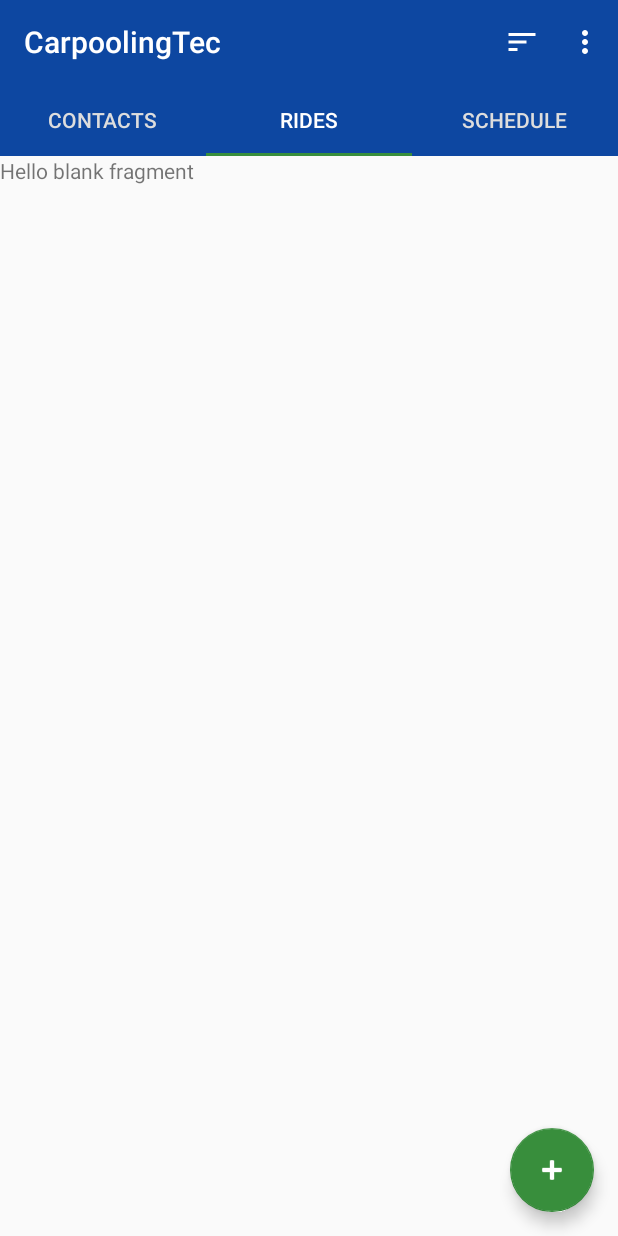
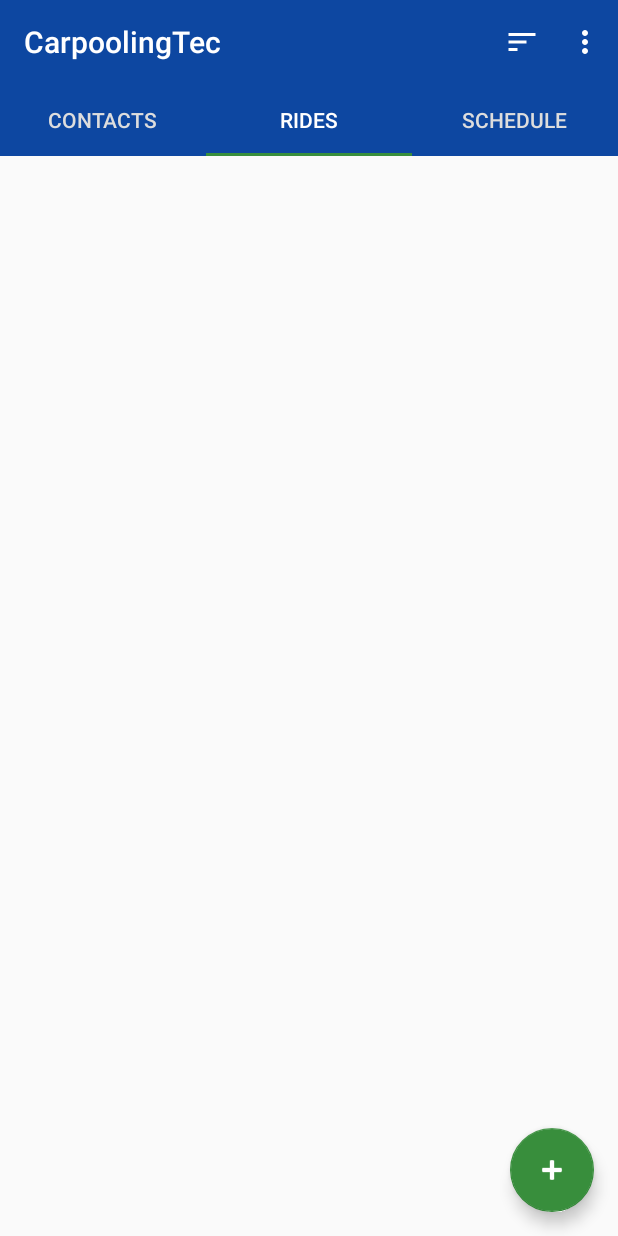
Before and after one commit to SilvaMtz/Carpooling, an Android app: the screen it shows after launch (MainActivity), tab 2 chosen, on a phone screen of 412 x 824 dp. Run offline under Robolectric (Android 15) with nearby library versions, the phone set to English and light mode, and no system bars; our stand-ins replace ButterKnife.

Commit message:
Add views to RidesFragment

```diff
--- a/CarpoolingTec/app/src/main/java/itesm/mx/carpoolingtec/rides/RidesFragment.java
+++ b/CarpoolingTec/app/src/main/java/itesm/mx/carpoolingtec/rides/RidesFragment.java
@@ -2,14 +2,25 @@ package itesm.mx.carpoolingtec.rides;
 
 import android.os.Bundle;
 import android.support.v4.app.Fragment;
+import android.support.v4.widget.SwipeRefreshLayout;
+import android.support.v7.widget.RecyclerView;
 import android.view.LayoutInflater;
 import android.view.Menu;
 import android.view.View;
 import android.view.ViewGroup;
 
+import butterknife.BindView;
+import butterknife.ButterKnife;
+import butterknife.Unbinder;
 import itesm.mx.carpoolingtec.R;
 
-public class RidesFragment extends Fragment implements RidesView{
+public class RidesFragment extends Fragment implements RidesView,
+        SwipeRefreshLayout.OnRefreshListener{
+
+    @BindView(R.id.swipeRefreshLayout) SwipeRefreshLayout swipeRefreshLayout;
+    @BindView(R.id.rv_rides) RecyclerView recyclerView;
+
+    private Unbinder unbinder;
 
     public RidesFragment() {
         // Required empty public constructor
@@ -34,8 +45,18 @@ public class RidesFragment extends Fragment implements RidesView{
     @Override
     public View onCreateView(LayoutInflater inflater, ViewGroup container,
                              Bundle savedInstanceState) {
-        // Inflate the layout for this fragment
-        return inflater.inflate(R.layout.fragment_rides, container, false);
+        View view = inflater.inflate(R.layout.fragment_rides, container, false);
+        unbinder = ButterKnife.bind(this, view);
+
+        swipeRefreshLayout.setOnRefreshListener(this);
+
+        return view;
+    }
+
+    @Override
+    public void onDestroyView() {
+        super.onDestroyView();
+        unbinder.unbind();
     }
 
     @Override
@@ -62,4 +83,9 @@ public class RidesFragment extends Fragment implements RidesView{
     public void showErrorLoadingRidesToast() {
 
     }
+
+    @Override
+    public void onRefresh() {
+
+    }
 }
--- a/CarpoolingTec/app/src/main/res/layout/fragment_rides.xml
+++ b/CarpoolingTec/app/src/main/res/layout/fragment_rides.xml
@@ -4,10 +4,16 @@
     android:layout_height="match_parent"
     tools:context="itesm.mx.carpoolingtec.rides.RidesFragment">
 
-    <!-- TODO: Update blank fragment layout -->
-    <TextView
+    <android.support.v4.widget.SwipeRefreshLayout
+        android:id="@+id/swipeRefreshLayout"
         android:layout_width="match_parent"
-        android:layout_height="match_parent"
-        android:text="@string/hello_blank_fragment" />
+        android:layout_height="match_parent">
+
+        <android.support.v7.widget.RecyclerView
+            android:id="@+id/rv_rides"
+            android:layout_width="match_parent"
+            android:layout_height="wrap_content" />
+
+    </android.support.v4.widget.SwipeRefreshLayout>
 
 </FrameLayout>
```
